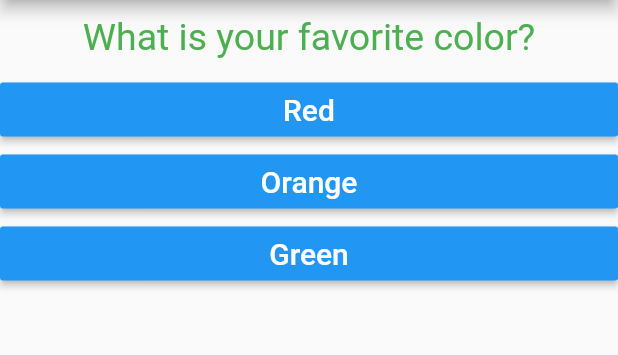
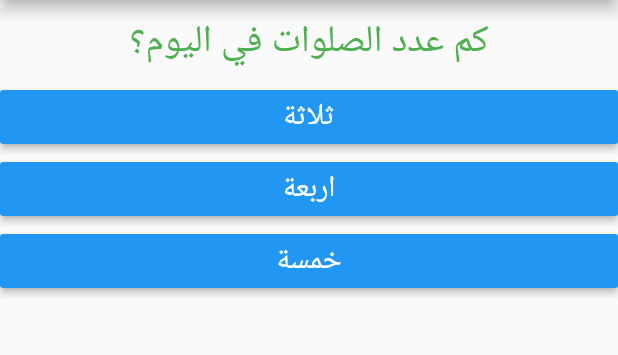
Before and after one commit to mousaibrahim/learning-flutter, a Flutter app: the screen it shows after launch, on a phone screen of 412 x 824 dp, the part 84-439 px from its top. Run offline on Flutter 3.47's test engine with Material 2 defaults, Android fonts, the phone set to English and light mode, and no system bars.

Commit message:
finish questions app

```diff
--- /dev/null
+++ b/flutter_course/lib/com/progressoft/flutter/quiz.dart
@@ -0,0 +1,27 @@
+import 'package:flutter/material.dart';
+
+import 'answer.dart';
+import 'question.dart';
+
+class Quiz extends StatelessWidget {
+
+  final Function answerQuestion;
+  final int index;
+  final questions;
+
+
+  Quiz({@required this.answerQuestion, @required this.index, @required this.questions});
+
+  @override
+  Widget build(BuildContext context) {
+    return Column(
+      children: [
+        Question(questions[index]['questionText']),
+        ...(questions[index]['answers'] as List<Map<String,Object>>)
+            .map((answer) {
+          return new Answer(answer['text'],() => answerQuestion(answer['score']));
+        }).toList(),
+      ],
+    );
+  }
+}
--- a/flutter_course/lib/main.dart
+++ b/flutter_course/lib/main.dart
@@ -1,7 +1,7 @@
 import 'package:flutter/material.dart';
+import 'package:flutter_course/com/progressoft/flutter/quiz.dart';
 
-import './com/progressoft/flutter/question.dart';
-import 'com/progressoft/flutter/answer.dart';
+import 'com/progressoft/flutter/result.dart';
 
 void main() => runApp(MaterialApp(home: MyApp()));
 
@@ -12,25 +12,34 @@ class MyApp extends StatefulWidget {
 
 class _MyAppState extends State<MyApp> {
   int _index = 0;
+  int score=0;
 
-  var questions = [
+  final questions = [
     {
-      'questionText': 'What is your favorite color?',
-      'answers': ['Red', 'Orange', 'Green']
+      'questionText': 'كم عدد الصلوات في اليوم؟',
+      'answers': [{'text':'ثلاثة','score':0}, {'text':'اربعة','score':0}, {'text':'خمسة','score':30}]
     },
     {
-      'questionText': 'What is your favorite animal?',
-      'answers': ['Cat', 'Dog', 'Dragon']
+      'questionText': 'مااسم نبي الاسلام؟',
+      'answers': [{'text':'عيسى','score':0}, {'text':'موسى','score':0}, {'text':'محمد','score':30}]
     },
     {
-      'questionText': 'What is your favorite car?',
-      'answers': ['GMC', 'BMW', 'KIA']
+      'questionText': 'في كم يوم خلق الله تعالى السماوات والارض؟',
+      'answers': [{'text':'سبعة ايام','score':0}, {'text':'تسعة ايام','score':0}, {'text':'ستة ايام','score':40}]
     },
   ];
 
-  void answerQuestion() {
+  void answerQuestion(int additionScore) {
+    this.score+=additionScore;
     setState(() {
-      _index = _index < questions.length - 1 ? _index += 1 : 0;
+      _index++;
+    });
+  }
+
+  void reset(){
+    setState(() {
+      _index=0;
+      score=0;
     });
   }
 
@@ -40,15 +49,9 @@ class _MyAppState extends State<MyApp> {
       appBar: AppBar(
         title: Text('Questions and Answers!'),
       ),
-      body: Column(
-        children: [
-          Question(questions[_index]['questionText']),
-          ...(questions[_index]['answers'] as List<String>)
-          .map((answer) {
-            return new Answer(answer, answerQuestion);
-          }),
-        ],
-      ),
+      body: _index < questions.length
+          ? Quiz(answerQuestion: answerQuestion,index: _index,questions: questions)
+          : Result(this.score,reset),
     );
   }
 }
```
Also changed, not shown: flutter_course/lib/com/progressoft/flutter/result.dart (added, +39 -0 lines).
